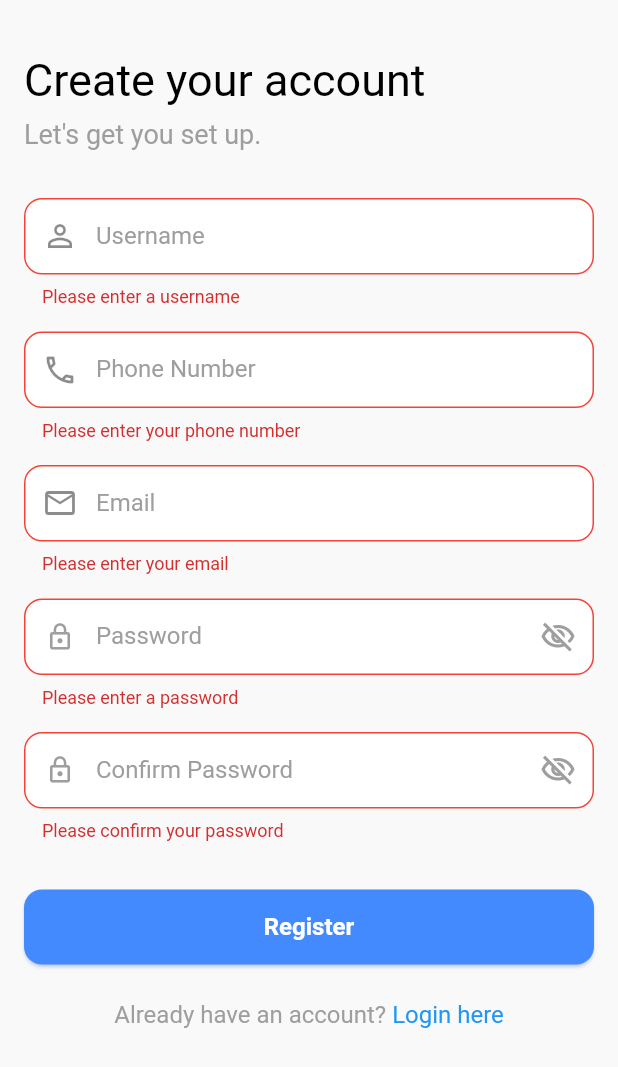
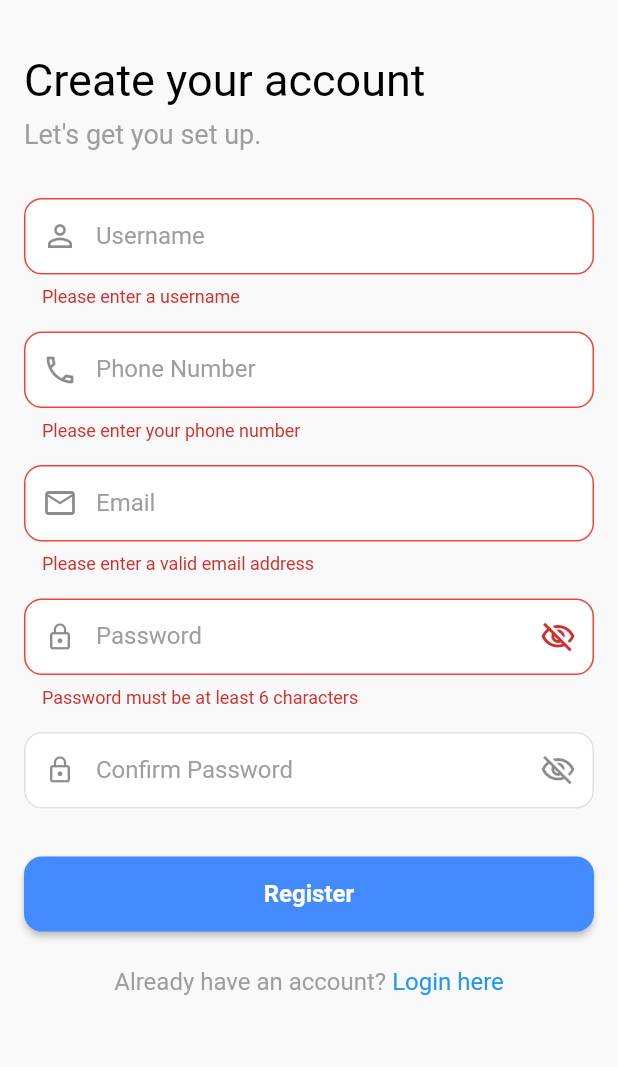
Before and after one commit to bibektako/borrowlend, a Flutter app: the SignupView screen opened directly, after a tap on "Register", on a phone screen of 412 x 824 dp. Shown: the top 1067 px of the screen. Run offline on Flutter 3.47's test engine with Material 3 defaults, Android fonts, the phone set to English and light mode, and no system bars; our stand-ins replace carousel_slider, dartz, dio, equatable, flutter_bloc, get_it and 4 more; missing offline and left inert: dart:ffi; accounts and stored records are empty; Roboto replaces fonts that are missing (Inter Bold, Inter Regular).

Commit message:
signup view widget testing

```diff
--- a/lib/features/auth/presentation/view/signup_view.dart
+++ b/lib/features/auth/presentation/view/signup_view.dart
@@ -1,4 +1,7 @@
+import 'package:borrowlend/core/common/snackbar/my_snackbar.dart';
+import 'package:borrowlend/features/auth/presentation/view/login_view.dart';
 import 'package:borrowlend/features/auth/presentation/view_model/signup_view_model/signup_event.dart';
+import 'package:borrowlend/features/auth/presentation/view_model/signup_view_model/signup_state.dart';
 import 'package:borrowlend/features/auth/presentation/view_model/signup_view_model/signup_view_model.dart';
 import 'package:flutter/gestures.dart';
 import 'package:flutter/material.dart';
@@ -8,7 +11,7 @@ import 'package:flutter_bloc/flutter_bloc.dart';
 class SignupView extends StatelessWidget {
   SignupView({super.key});
 
-  // Controllers and Keys are now final properties of the StatelessWidget
+  // Controllers and Keys are final properties of the StatelessWidget
   final _formKey = GlobalKey<FormState>();
   final _usernameController = TextEditingController();
   final _phoneController = TextEditingController();
@@ -18,21 +21,41 @@ class SignupView extends StatelessWidget {
 
   @override
   Widget build(BuildContext context) {
-    return Scaffold(
-      // The background color is now controlled by the central theme
+    return BlocListener<SignupViewModel, SignupState>(
+      // The listener handles one-time actions (side-effects) based on state changes.
+      listener: (context, state) {
+        // On Success: Show a green snackbar and navigate away.
+        if (state.isSuccess) {
+          showMySnackBar(
+            context: context,
+            message: "Registration Successful!",
+            color: Colors.green,
+          );
+          // After success, navigate to the login screen, replacing the current one.
+          Navigator.of(
+            context,
+          ).pushReplacement(MaterialPageRoute(builder: (_) => LoginView()));
+        }
+        // On Error: Show a red snackbar with the error message from the BLoC.
+        else if (state.errorMessage != null) {
+          showMySnackBar(
+            context: context,
+            message: state.errorMessage!,
+            color: Colors.red,
+          );
+        }
+      },
+      child: Scaffold(
         body: SafeArea(
           child: Form(
             key: _formKey,
             child: Padding(
-            padding: const EdgeInsets.all(16.0), // Consistent padding
+              padding: const EdgeInsets.all(16.0),
               child: SingleChildScrollView(
                 child: Column(
                   crossAxisAlignment: CrossAxisAlignment.start,
                   children: [
                     const SizedBox(height: 20),
-                  // Placeholder for a logo or illustration
-
-                  // Title
                     const Text(
                       "Create your account",
                       style: TextStyle(
@@ -42,14 +65,13 @@ class SignupView extends StatelessWidget {
                       ),
                     ),
                     const SizedBox(height: 8),
-
                     const Text(
                       "Let's get you set up.",
                       style: TextStyle(color: Colors.grey, fontSize: 18),
                     ),
                     const SizedBox(height: 32),
 
-                  // Username Field - Now uses the central theme
+                    // --- Form Fields ---
                     TextFormField(
                       controller: _usernameController,
                       decoration: const InputDecoration(
@@ -61,15 +83,10 @@ class SignupView extends StatelessWidget {
                         if (value == null || value.isEmpty) {
                           return "Please enter a username";
                         }
-                      if (value.length < 4) {
-                        return "Username must be at least 4 characters";
-                      }
                         return null;
                       },
                     ),
                     const SizedBox(height: 16),
-
-                  // Phone Field
                     TextFormField(
                       controller: _phoneController,
                       decoration: const InputDecoration(
@@ -85,8 +102,6 @@ class SignupView extends StatelessWidget {
                       },
                     ),
                     const SizedBox(height: 16),
-
-                  // Email Field
                     TextFormField(
                       controller: _emailController,
                       decoration: const InputDecoration(
@@ -95,42 +110,30 @@ class SignupView extends StatelessWidget {
                       ),
                       keyboardType: TextInputType.emailAddress,
                       validator: (value) {
-                      if (value == null || value.isEmpty) {
-                        return "Please enter your email";
-                      }
-                      if (!RegExp(r'\S+@\S+\.\S+').hasMatch(value)) {
+                        if (value == null ||
+                            !RegExp(r'\S+@\S+\.\S+').hasMatch(value)) {
                           return "Please enter a valid email address";
                         }
                         return null;
                       },
                     ),
                     const SizedBox(height: 16),
-
-                  // Password Field
                     _PasswordTextField(
                       controller: _passwordController,
                       labelText: 'Password',
                       validator: (value) {
-                      if (value == null || value.isEmpty) {
-                        return "Please enter a password";
-                      } else if (value.length < 6) {
+                        if (value == null || value.length < 6) {
                           return "Password must be at least 6 characters";
                         }
                         return null;
                       },
                     ),
                     const SizedBox(height: 16),
-
-                  // Confirm Password Field
                     _PasswordTextField(
                       controller: _confirmPasswordController,
                       labelText: 'Confirm Password',
                       validator: (value) {
-                      if (value == null || value.isEmpty) {
-                        return "Please confirm your password";
-                      }
-                      if (_passwordController.text !=
-                          _confirmPasswordController.text) {
+                        if (_passwordController.text != value) {
                           return "Passwords don't match";
                         }
                         return null;
@@ -138,39 +141,48 @@ class SignupView extends StatelessWidget {
                     ),
                     const SizedBox(height: 32),
 
-                  // Register Button
-                  SizedBox(
+                    // --- Register Button ---
+                    // This button rebuilds based on the BLoC's loading state.
+                    BlocBuilder<SignupViewModel, SignupState>(
+                      builder: (context, state) {
+                        return SizedBox(
                           width: double.infinity,
                           height: 50,
                           child: ElevatedButton(
                             style: ElevatedButton.styleFrom(
                               backgroundColor: Colors.blueAccent,
-                        elevation: 1,
-                        shadowColor: Colors.blueAccent.withOpacity(0.5),
                               shape: RoundedRectangleBorder(
                                 borderRadius: BorderRadius.circular(12),
                               ),
                             ),
-                      onPressed: () {
+                            // Disable the button when loading.
+                            onPressed:
+                                state.isLoading
+                                    ? null
+                                    : () {
                                       if (_formKey.currentState!.validate()) {
+                                        // Dispatch the clean event (no BuildContext).
                                         context.read<SignupViewModel>().add(
                                           SignupUserEvent(
+                                            username:
+                                                _usernameController.text.trim(),
+                                            phone: _phoneController.text.trim(),
+                                            email: _emailController.text.trim(),
+                                            password: _passwordController.text,
+                                            confirmPassword:
+                                                _confirmPasswordController.text,
                                             context: context,
-                              username: _usernameController.text,
-                              phone: _phoneController.text,
-                              email: _emailController.text,
-                              password: _passwordController.text,
-                              confirmPassword: _confirmPasswordController.text,
                                           ),
                                         );
-                          _usernameController.clear();
-                          _phoneController.clear();
-                          _emailController.clear();
-                          _passwordController.clear();
-                          _confirmPasswordController.clear();
                                       }
                                     },
-                      child: const Text(
+                            // Show a loading indicator or text based on the state.
+                            child:
+                                state.isLoading
+                                    ? const CircularProgressIndicator(
+                                      color: Colors.white,
+                                    )
+                                    : const Text(
                                       "Register",
                                       style: TextStyle(
                                         color: Colors.white,
@@ -179,10 +191,12 @@ class SignupView extends StatelessWidget {
                                       ),
                                     ),
                           ),
+                        );
+                      },
                     ),
                     const SizedBox(height: 24),
 
-                  // Login Link
+                    // --- Login Link ---
                     Align(
                       alignment: Alignment.center,
                       child: RichText(
@@ -203,8 +217,11 @@ class SignupView extends StatelessWidget {
                               recognizer:
                                   TapGestureRecognizer()
                                     ..onTap = () {
-                                    // Navigate to Login Screen
-                                    print("Navigate to Login");
+                                      Navigator.of(context).push(
+                                        MaterialPageRoute(
+                                          builder: (_) => LoginView(),
+                                        ),
+                                      );
                                     },
                             ),
                           ],
@@ -218,11 +235,12 @@ class SignupView extends StatelessWidget {
             ),
           ),
         ),
+      ),
     );
   }
 }
 
-/// A dedicated StatefulWidget to manage the state of a password text field.
+/// A dedicated StatefulWidget to manage the visibility toggle of a password field.
 class _PasswordTextField extends StatefulWidget {
   const _PasswordTextField({
     required this.controller,
@@ -247,19 +265,13 @@ class _PasswordTextFieldState extends State<_PasswordTextField> {
       controller: widget.controller,
       obscureText: _obscureText,
       decoration: InputDecoration(
-        // All styles are inherited from the theme, only unique properties are defined here
         labelText: widget.labelText,
-        prefixIcon: Icon(
-          Icons.lock_outline,
-          color: Colors.grey.shade500,
-          size: 20,
-        ),
+        prefixIcon: const Icon(Icons.lock_outline, size: 20),
         suffixIcon: IconButton(
           icon: Icon(
             _obscureText
                 ? Icons.visibility_off_outlined
                 : Icons.visibility_outlined,
-            color: Colors.grey.shade500,
           ),
           onPressed: () {
             setState(() {
```
Also changed, not shown: lib/features/auth/presentation/view_model/signup_view_model/signup_view_model.dart (+10 -10 lines), 1 other file. Lines whose indentation alone changed are shown as unchanged.
